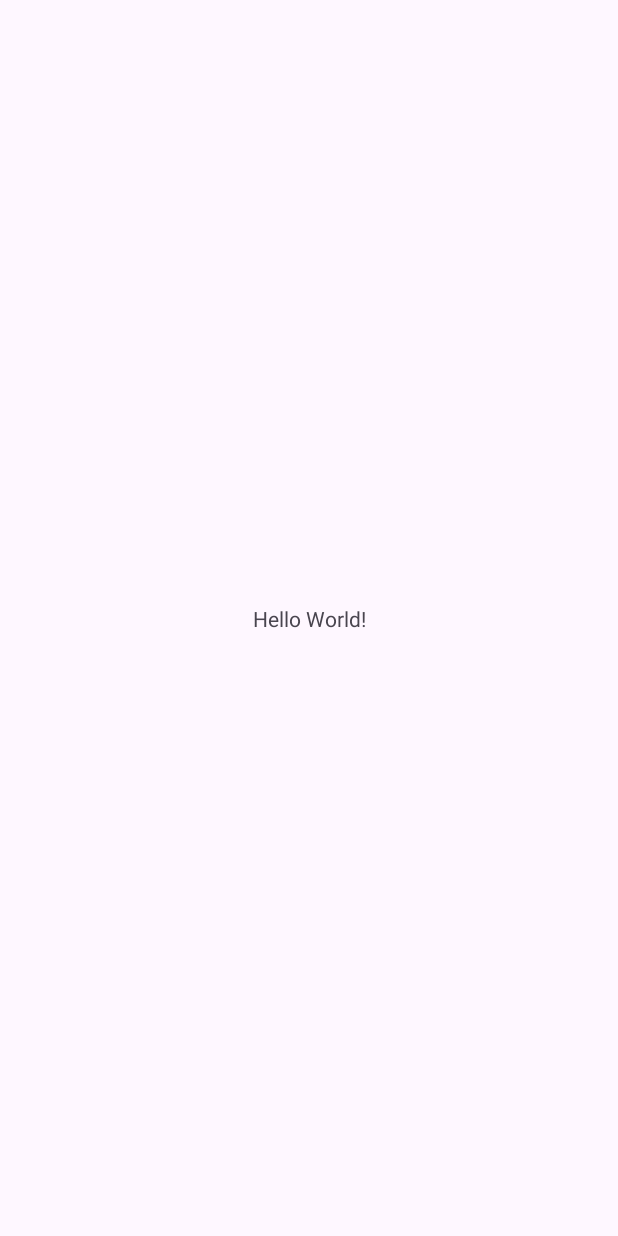
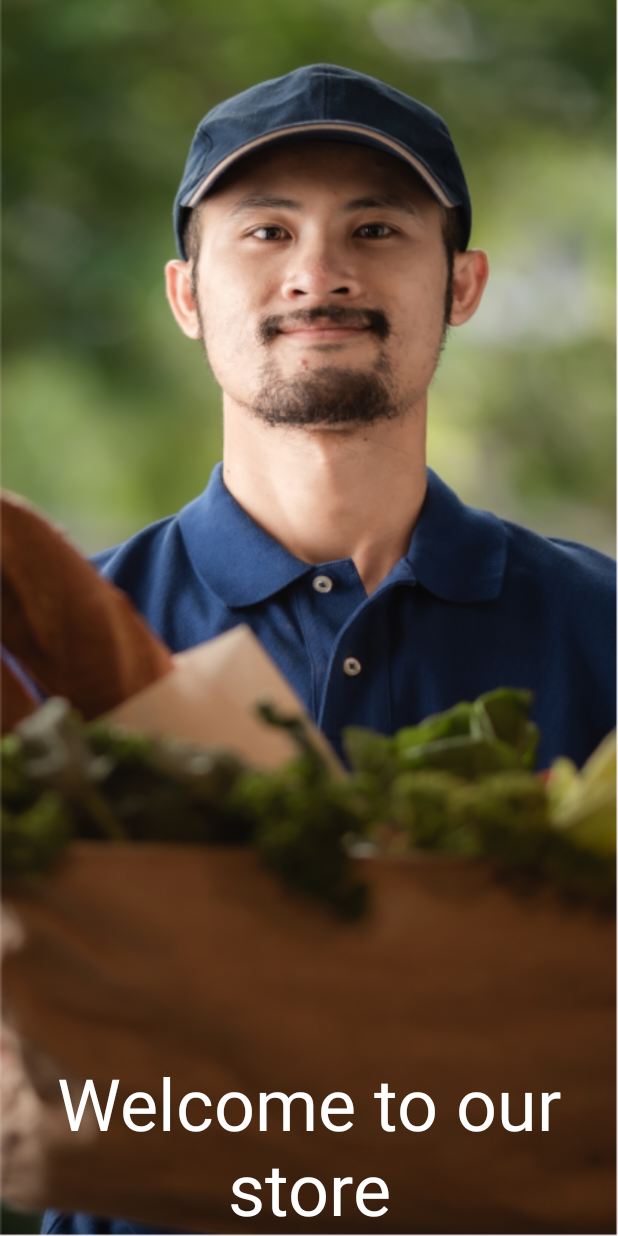
Before and after one commit to Zobayer-Mahmud/nectar, an Android app: the screen it shows after launch (MainActivity before the commit, Onboarding after it), on a phone screen of 412 x 824 dp. Before the commit the screen is almost empty. Run offline under Robolectric (Android 15) with nearby library versions, the phone set to English and light mode, and no system bars.

Commit message:
onboarding view

```diff
--- /dev/null
+++ b/app/src/main/java/com/example/nectar/ui/Onboarding.kt
@@ -0,0 +1,23 @@
+package com.example.nectar.ui
+
+import android.annotation.SuppressLint
+import android.os.Bundle
+import androidx.activity.enableEdgeToEdge
+import androidx.appcompat.app.AppCompatActivity
+import androidx.core.view.ViewCompat
+import androidx.core.view.WindowInsetsCompat
+import com.example.nectar.R
+
+class Onboarding : AppCompatActivity() {
+    @SuppressLint("MissingInflatedId")
+    override fun onCreate(savedInstanceState: Bundle?) {
+        super.onCreate(savedInstanceState)
+        enableEdgeToEdge()
+        setContentView(R.layout.activity_onboarding)
+        ViewCompat.setOnApplyWindowInsetsListener(findViewById(R.id.onBoardingText)) { v, insets ->
+            val systemBars = insets.getInsets(WindowInsetsCompat.Type.systemBars())
+            v.setPadding(systemBars.left, systemBars.top, systemBars.right, systemBars.bottom)
+            insets
+        }
+    }
+}
--- /dev/null
+++ b/app/src/main/java/com/example/nectar/ui/Splash.kt
@@ -0,0 +1,21 @@
+package com.example.nectar.ui
+
+import android.content.Intent
+import android.os.Bundle
+import android.os.Handler
+import android.os.Looper
+import androidx.activity.enableEdgeToEdge
+import androidx.appcompat.app.AppCompatActivity
+import com.example.nectar.R
+
+class Splash : AppCompatActivity() {
+    override fun onCreate(savedInstanceState: Bundle?) {
+        super.onCreate(savedInstanceState)
+        enableEdgeToEdge()
+        setContentView(R.layout.activity_splash)
+        Handler(Looper.getMainLooper()).postDelayed({
+            startActivity(Intent(this@Splash, Onboarding::class.java))
+            finish()
+        }, 3000)
+    }
+}
--- /dev/null
+++ b/app/src/main/res/drawable/rounded_button.xml
@@ -0,0 +1,11 @@
+<shape xmlns:android="http://schemas.android.com/apk/res/android">
+    <solid android:color="@color/primaryColor" />
+
+    <corners android:radius="50dp" /> <!-- Adjust the radius as needed -->
+    <padding
+        android:left="10dp"
+        android:right="10dp"
+        android:top="5dp"
+        android:bottom="5dp" />
+
+</shape>
--- /dev/null
+++ b/app/src/main/res/layout-v28/activity_onboarding.xml
@@ -0,0 +1,20 @@
+<LinearLayout
+    android:layout_width="match_parent"
+    xmlns:android="http://schemas.android.com/apk/res/android"
+    android:layout_height="match_parent"
+    android:orientation="vertical"
+    android:gravity="bottom"
+    android:background="@drawable/onboarding">
+
+    <TextView
+        android:layout_width="match_parent"
+        android:layout_height="wrap_content"
+        android:id="@+id/onBoardingText"
+        android:text="@string/welcomeToOurStore"
+        android:textColor="@color/white"
+        android:gravity="center"
+        android:textSize="48sp"
+        android:textAlignment="center"
+        android:textFontWeight="700"
+        />
+</LinearLayout>
--- /dev/null
+++ b/app/src/main/res/layout/activity_onboarding.xml
@@ -0,0 +1,48 @@
+<LinearLayout
+    android:layout_width="match_parent"
+    xmlns:android="http://schemas.android.com/apk/res/android"
+    android:layout_height="match_parent"
+    android:orientation="vertical"
+    android:gravity="bottom"
+    android:background="@drawable/onboarding">
+
+    <TextView
+        android:layout_width="match_parent"
+        android:layout_height="wrap_content"
+        android:id="@+id/onBoardingTextTitle"
+        android:text="@string/welcomeToOurStore"
+        android:textColor="@color/white"
+        android:gravity="center"
+        android:textSize="48sp"
+        android:textAlignment="center"
+        android:textStyle="bold"
+        android:layout_marginBottom="16dp"
+        />
+
+    <TextView
+        android:layout_width="match_parent"
+        android:layout_height="wrap_content"
+        android:id="@+id/onBoardingTextSubtitle"
+        android:text="@string/getYourGroceriesInOneHour"
+        android:textColor="@color/primaryColor"
+        android:gravity="center"
+        android:textSize="16sp"
+        android:textAlignment="center"
+        android:layout_marginBottom="40dp"
+        />
+
+
+    <Button
+        android:layout_width="match_parent"
+        android:layout_height="wrap_content"
+        android:text="@string/getStarted"
+            android:layout_marginHorizontal="20dp"
+            android:layout_marginBottom="20dp"
+
+        android:background="@drawable/rounded_button"/>
+<!--        android:layout_marginHorizontal="20dp"-->
+<!--        android:layout_marginBottom="20dp"-->
+<!--        android:background="@drawable/rounded_button"-->
+
+
+</LinearLayout>
--- a/app/src/main/res/values/colors.xml
+++ b/app/src/main/res/values/colors.xml
@@ -2,4 +2,5 @@
 <resources>
     <color name="black">#FF000000</color>
     <color name="white">#FFFFFFFF</color>
+    <color name="primaryColor">#53B175</color>
 </resources>
--- a/app/src/main/res/values/strings.xml
+++ b/app/src/main/res/values/strings.xml
@@ -1,3 +1,7 @@
 <resources>
     <string name="app_name">nectar</string>
+    <string name="onlineGroceriet">online groceriet</string>
+    <string name="welcomeToOurStore">Welcome to our store</string>
+    <string name="getStarted">Get Started</string>
+    <string name="getYourGroceriesInOneHour">Get your groceries in as fast as one hour</string>
 </resources>
```
Also changed, not shown: app/src/main/AndroidManifest.xml (+10 -7 lines), app/src/main/res/layout/activity_splash.xml (added, +55 -0 lines), app/src/main/res/drawable/logo.png (added), app/src/main/res/drawable/onboarding.png (added).
